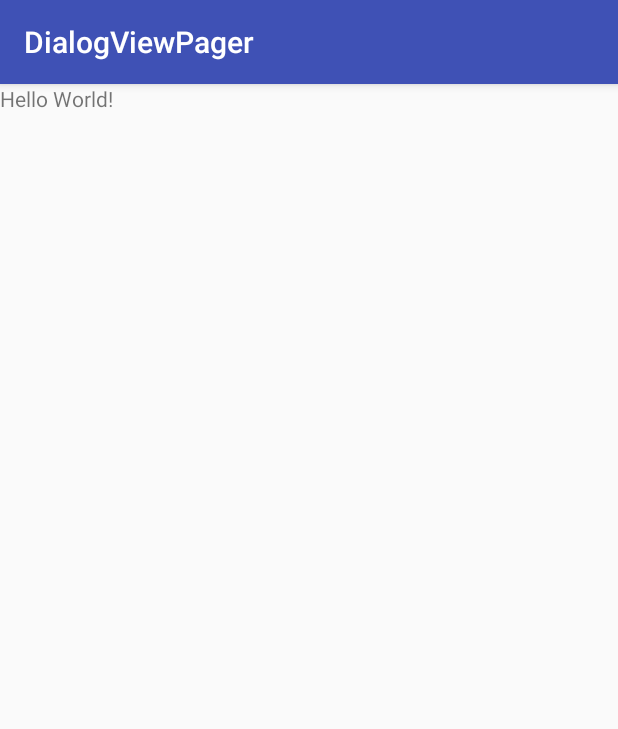
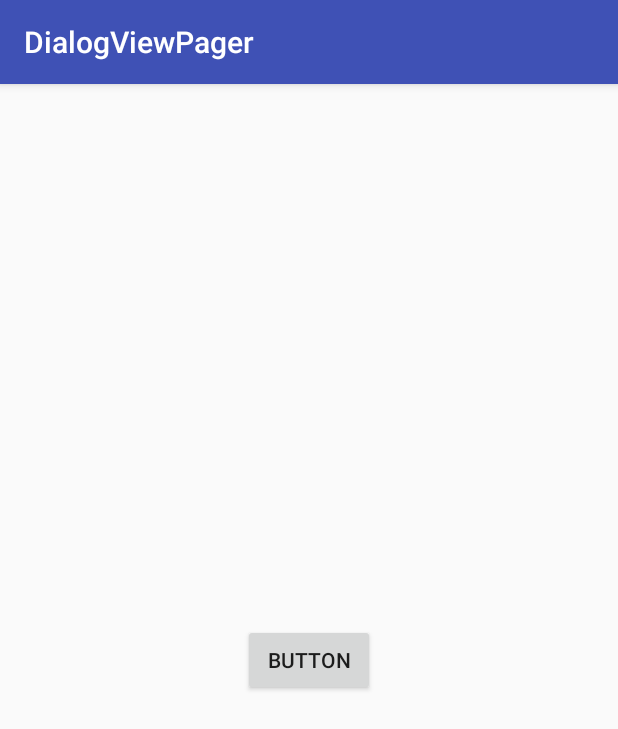
Before and after one commit to tomo1139/DialogViewPagerTest, an Android app: the screen it shows after launch (MainActivity), on a phone screen of 412 x 824 dp. Shown: the top 729 px of the screen. Run offline under Robolectric (Android 15) with nearby library versions, the phone set to English and light mode, and no system bars; our stand-ins replace data binding.

Commit message:
button設置

```diff
--- a/DialogViewPager/app/src/main/java/develop/beta1139/dialogviewpager/MainViewModel.kt
+++ b/DialogViewPager/app/src/main/java/develop/beta1139/dialogviewpager/MainViewModel.kt
@@ -4,4 +4,8 @@ package develop.beta1139.dialogviewpager
  * Created by tomo on 2017/10/08.
  */
 class MainViewModel {
+
+    fun onButtonClick() {
+
+    }
 }
--- a/DialogViewPager/app/src/main/res/layout/activity_main.xml
+++ b/DialogViewPager/app/src/main/res/layout/activity_main.xml
@@ -12,17 +12,15 @@
     </data>
 
     <LinearLayout
+        android:gravity="center"
         android:layout_width="match_parent"
         android:layout_height="match_parent" >
 
-        <TextView
+        <Button
+            android:text="Button"
+            android:onClick="@{() -> viewModel.onButtonClick()}"
             android:layout_width="wrap_content"
-            android:layout_height="wrap_content"
-            android:text="Hello World!"
-            app:layout_constraintBottom_toBottomOf="parent"
-            app:layout_constraintLeft_toLeftOf="parent"
-            app:layout_constraintRight_toRightOf="parent"
-            app:layout_constraintTop_toTopOf="parent" />
+            android:layout_height="wrap_content" />
 
     </LinearLayout>
 </layout>
```
